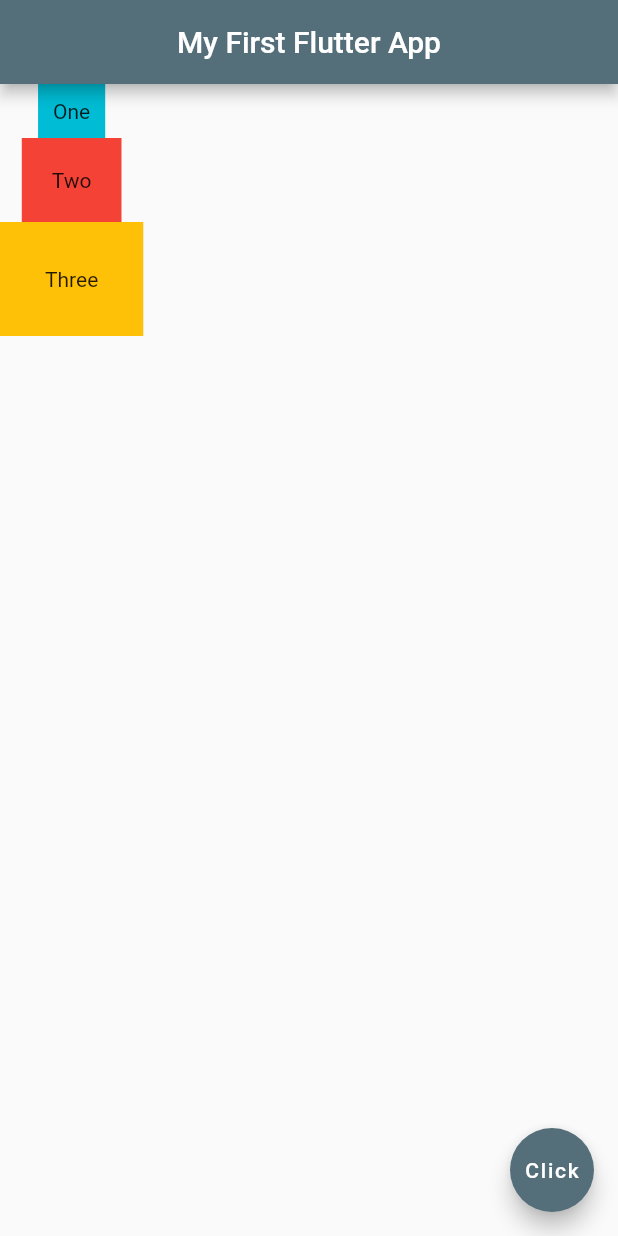
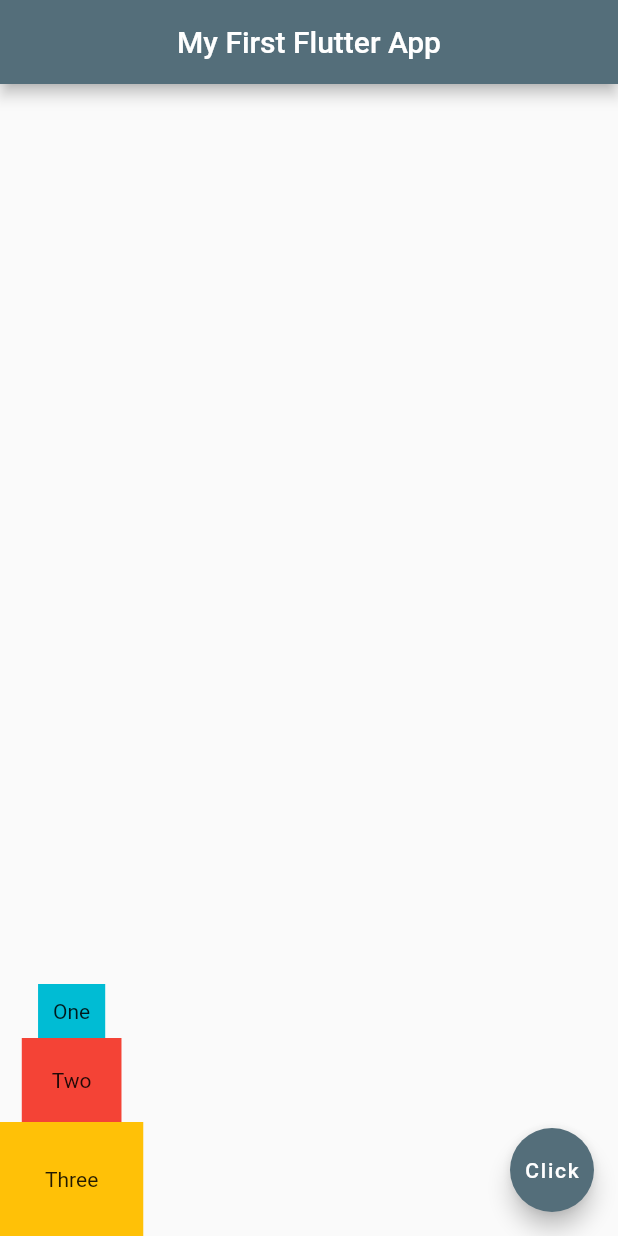
Before and after one commit to BUFONJOKER/First-Flutter-App, a Flutter app: the screen it shows after launch, on a phone screen of 412 x 824 dp. Run offline on Flutter 3.47's test engine with Material 2 defaults, Android fonts, the phone set to English and light mode, and no system bars; our stand-ins replace logger.

Commit message:
Day 2 in colum main asis is vertical and xross axis is horizontal opposite to row

```diff
--- a/lib/main.dart
+++ b/lib/main.dart
@@ -23,6 +23,8 @@ class Home extends StatelessWidget {
           backgroundColor: Colors.blueGrey[600],
         ),
         body:  Column(
+          mainAxisAlignment: MainAxisAlignment.end,
+          crossAxisAlignment: CrossAxisAlignment.center,
           children: [
             Container(
               padding: const EdgeInsets.all(10),
```
